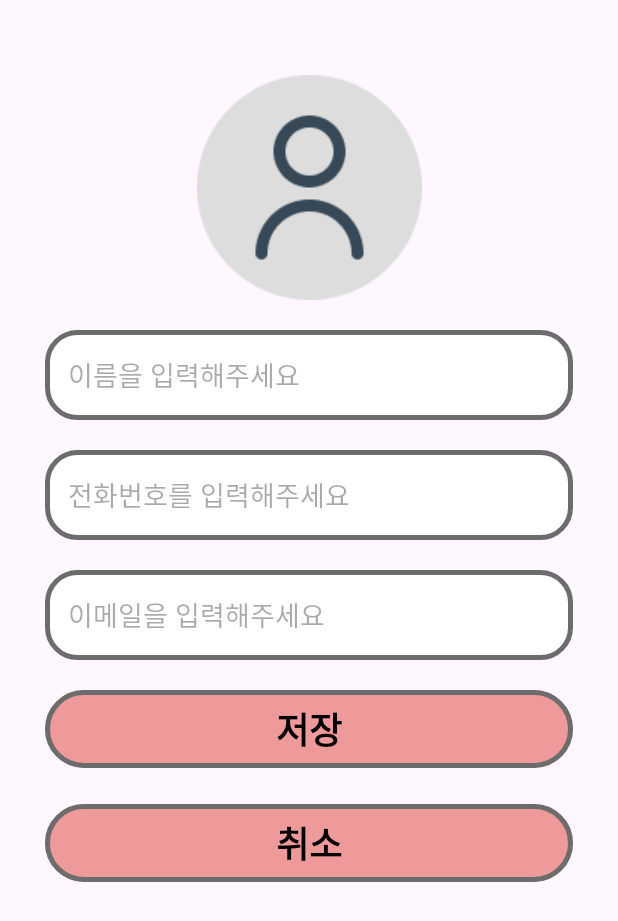
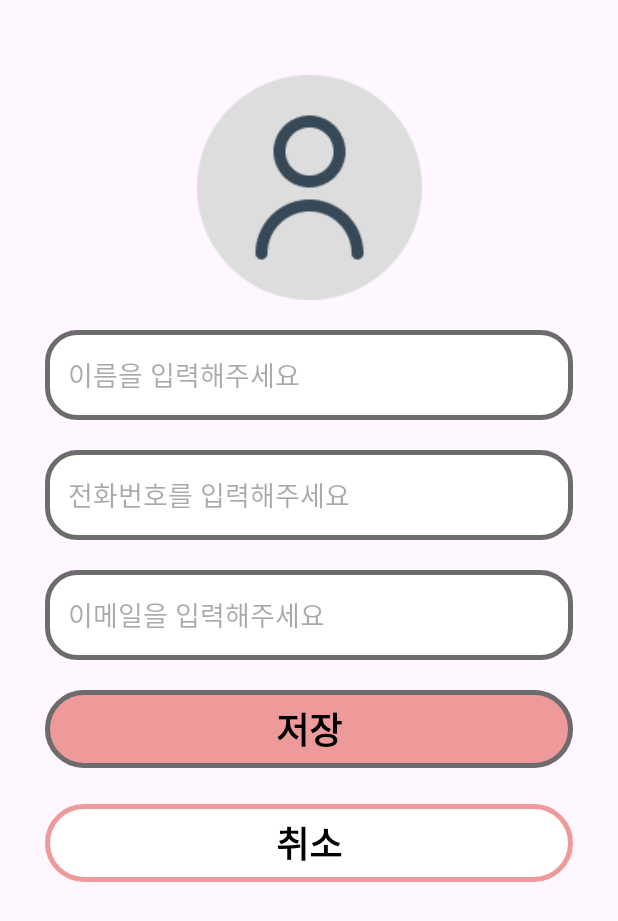
Before and after one commit to werds7890/phone_list, an Android app: the layout add_dialog.xml on its own in the app's theme, with its tools: preview values and no code run, on a phone screen of 412 x 824 dp. Shown: the top 921 px of the screen. Run offline under Robolectric (Android 15) with nearby library versions, the phone set to English and light mode, and no system bars.

Commit message:
[LITTLE_FIX] : 🔧 UI/Dialog 테마 색상과 더 알맞도록 수정

```diff
--- a/app/src/main/java/com/example/phone_list/ContactListFragment.kt
+++ b/app/src/main/java/com/example/phone_list/ContactListFragment.kt
@@ -120,7 +120,6 @@ class ContactListFragment : Fragment(), ShowDialogFragment.DialogListener {
         )
 
     }
-
     override fun onDialogPositiveClick(dialog: DialogFragment) {
         Toast.makeText(dialog.context, "저장 됨", Toast.LENGTH_SHORT).show()
     }
--- a/app/src/main/res/layout/add_dialog.xml
+++ b/app/src/main/res/layout/add_dialog.xml
@@ -70,7 +70,7 @@
 
     <Button
         android:id="@+id/dialog_btn_save"
-        style="@style/DialogButtonStyle"
+        style="@style/DialogSaveButtonStyle"
         android:layout_width="0dp"
         android:layout_height="60dp"
         android:layout_marginStart="30dp"
@@ -89,7 +89,7 @@
 
     <Button
         android:id="@+id/dialog_btn_cancel"
-        style="@style/DialogButtonStyle"
+        style="@style/DialogCancelButtonStyle"
         android:layout_width="0dp"
         android:layout_height="60dp"
         android:layout_marginStart="30dp"
--- a/app/src/main/res/values/styles.xml
+++ b/app/src/main/res/values/styles.xml
@@ -1,8 +1,14 @@
 <?xml version="1.0" encoding="utf-8"?>
 <resources>
-    <style name="DialogButtonStyle" parent="ThemeOverlay.Material3.Button">
+    <style name="DialogSaveButtonStyle" parent="ThemeOverlay.Material3.Button">
         <item name="backgroundTint">@color/theme_color</item>
         <item name="strokeColor">@color/button_stroke</item>
+        <item name="strokeWidth">3dp</item>
+    </style>
+
+    <style name="DialogCancelButtonStyle" parent="ThemeOverlay.Material3.Button">
+        <item name="backgroundTint">@color/white</item>
+        <item name="strokeColor">@color/theme_color</item>
         <item name="strokeWidth">3dp</item>
     </style>
 
```
